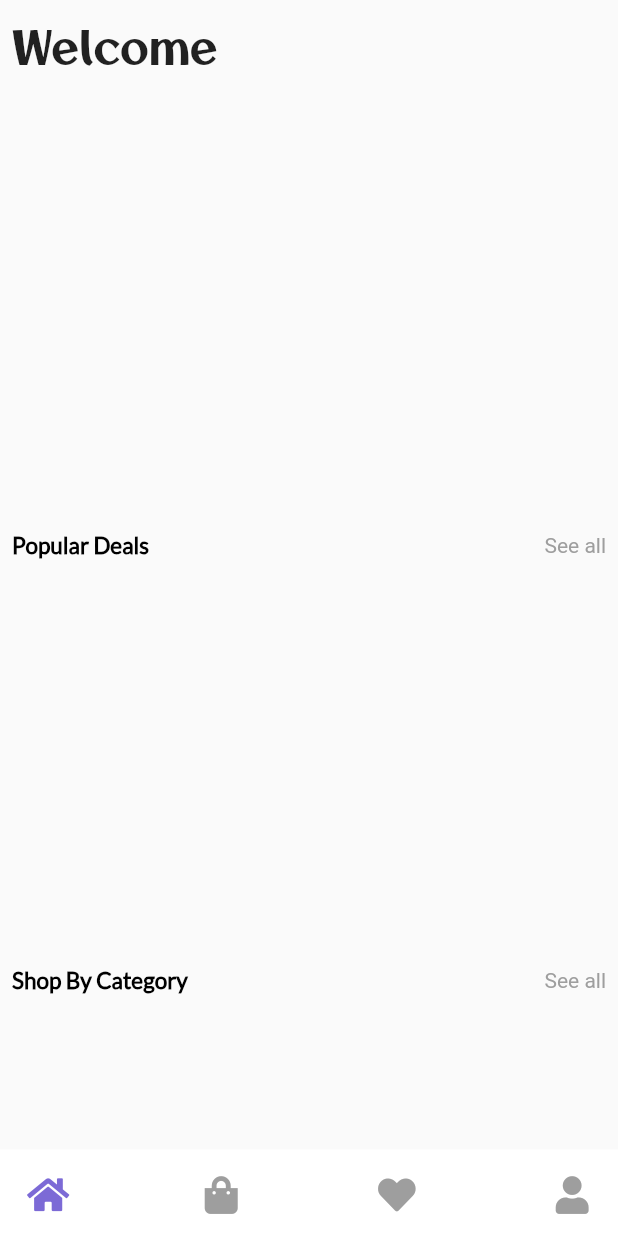
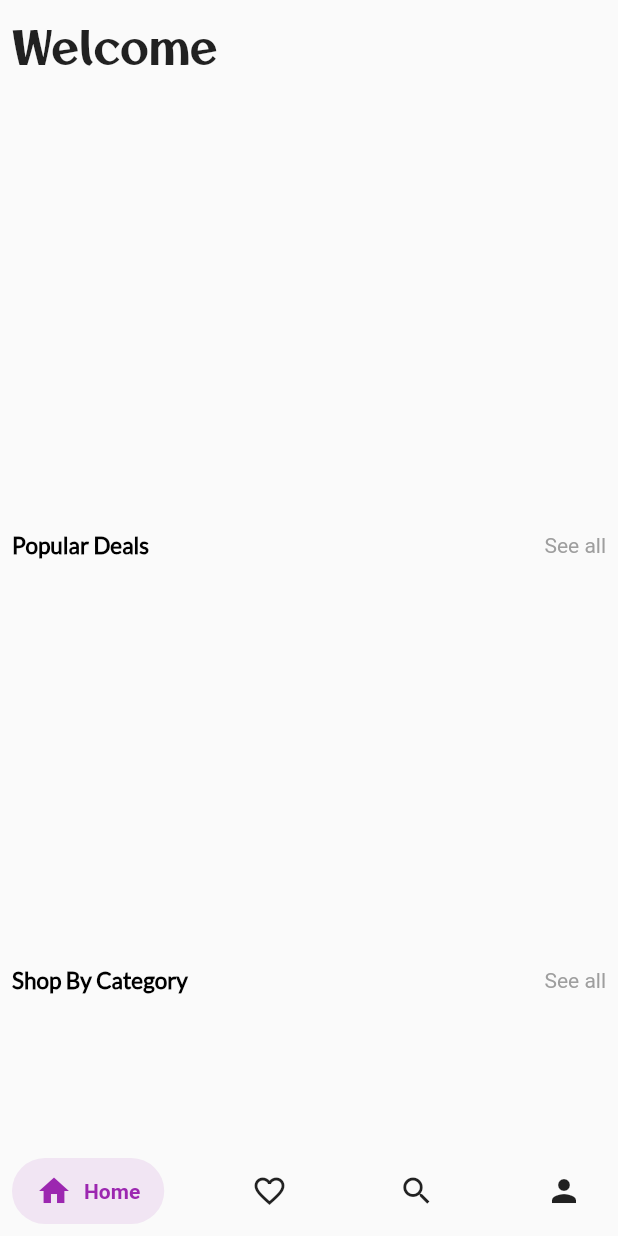
Before and after one commit to raghavguptaeng/kawaii, a Flutter app: the HomeScreen screen opened by its route, on a phone screen of 412 x 824 dp. Run offline on Flutter 3.47's test engine with Material 2 defaults, Android fonts, the phone set to English and light mode, and no system bars; drawn by our look-alikes of salomon_bottom_bar; our stand-ins replace cloud_firestore, firebase_auth, firebase_core, font_awesome_flutter, google_sign_in; missing offline and left inert: razorpay_flutter; accounts and stored records are empty; statements that could not run were skipped.

Commit message:
Bottom navigation bar upgraded

```diff
--- a/lib/Screens/HomeScreens/HomeScreen.dart
+++ b/lib/Screens/HomeScreens/HomeScreen.dart
@@ -5,6 +5,7 @@ import 'package:kawaii/Screens/HomeScreens/Favorites.dart';
 import 'package:kawaii/Screens/HomeScreens/Home.dart';
 import 'package:kawaii/Screens/HomeScreens/Profile.dart';
 import 'package:kawaii/constants.dart';
+import 'package:salomon_bottom_bar/salomon_bottom_bar.dart';
 
 import 'Cart.dart';
 
@@ -17,7 +18,7 @@ class HomeScreen extends StatefulWidget {
 }
 
 class _HomeScreenState extends State<HomeScreen> {
-  int navPos = 0;
+  int _currentIndex = 0;
   @override
   Widget build(BuildContext context) {
     return Scaffold(
@@ -25,7 +26,7 @@ class _HomeScreenState extends State<HomeScreen> {
         child: Stack(
           children: [
             IndexedStack(
-              index: navPos,
+              index: _currentIndex,
               children: [
                 Home(),
                 Cart(),
@@ -33,72 +34,77 @@ class _HomeScreenState extends State<HomeScreen> {
                 Profile()
               ],
             ),
-            Align(
-              alignment: Alignment.bottomCenter,
-              child: Container(
-                height: MediaQuery.of(context).size.height * 0.07,
-                color: Colors.white,
-                padding: const EdgeInsets.all(8.0),
-                child: Padding(
-                  padding: const EdgeInsets.all(10.0),
-                  child: Row(
-                    mainAxisAlignment: MainAxisAlignment.spaceBetween,
-                    children: [
-                      GestureDetector(
-                        onTap: (){
-                          setState(() {
-                            navPos = 0;
-                          });
-                        },
-                        child: Icon(
-                          FontAwesomeIcons.home,
-                          color: (navPos == 0) ? LoginColor : Colors.grey,
-                          size: 25,
-                        ),
-                      ),
-                      GestureDetector(
-                        onTap: (){
-                          setState(() {
-                            navPos = 1;
-                          });
-                        },
-                        child: Icon(
-                          FontAwesomeIcons.shoppingBag,
-                          color: (navPos == 1) ? LoginColor : Colors.grey,
-                          size: 25,
-                        ),
-                      ),
-                      GestureDetector(
-                        onTap: (){
-                          setState(() {
-                            navPos = 2;
-                          });
-                        },
-                        child: Icon(
-                          FontAwesomeIcons.solidHeart,
-                          color: (navPos == 2) ? LoginColor : Colors.grey,
-                          size: 25,
-                        ),
-                      ),
-                      GestureDetector(
-                        onTap: (){
-                          setState(() {
-                            navPos = 3;
-                          });
-                        },
-                        child: Icon(
-                          FontAwesomeIcons.solidUser,
-                          color: (navPos == 3) ? LoginColor : Colors.grey,
-                          size: 25,
-                        ),
-                      ),
-                    ],
-                  ),
-                ),
-              ),
-            ),
+            // Align(
+            //   alignment: Alignment.bottomCenter,
+            //   child: SalomonBottomBar(
+            //     currentIndex: _currentIndex,
+            //     onTap: (i) => setState(() => _currentIndex = i),
+            //     items: [
+            //       /// Home
+            //       SalomonBottomBarItem(
+            //         icon: Icon(Icons.home),
+            //         title: Text("Home"),
+            //         selectedColor: Colors.purple,
+            //       ),
+            //
+            //       /// Likes
+            //       SalomonBottomBarItem(
+            //         icon: Icon(Icons.favorite_border),
+            //         title: Text("Likes"),
+            //         selectedColor: Colors.pink,
+            //       ),
+            //
+            //       /// Search
+            //       SalomonBottomBarItem(
+            //         icon: Icon(Icons.search),
+            //         title: Text("Search"),
+            //         selectedColor: Colors.orange,
+            //       ),
+            //
+            //       /// Profile
+            //       SalomonBottomBarItem(
+            //         icon: Icon(Icons.person),
+            //         title: Text("Profile"),
+            //         selectedColor: Colors.teal,
+            //       ),
+            //     ],
+            //   ),
+            // ),
           ],
         ),
+      ),
+      bottomNavigationBar: SalomonBottomBar(
+        currentIndex: _currentIndex,
+        onTap: (i) => setState(() => _currentIndex = i),
+        items: [
+          /// Home
+          SalomonBottomBarItem(
+            icon: Icon(Icons.home),
+            title: Text("Home"),
+            selectedColor: Colors.purple,
+          ),
+
+          /// Likes
+          SalomonBottomBarItem(
+            icon: Icon(Icons.favorite_border),
+            title: Text("Likes"),
+            selectedColor: Colors.pink,
+          ),
+
+          /// Search
+          SalomonBottomBarItem(
+            icon: Icon(Icons.search),
+            title: Text("Search"),
+            selectedColor: Colors.orange,
+          ),
+
+          /// Profile
+          SalomonBottomBarItem(
+            icon: Icon(Icons.person),
+            title: Text("Profile"),
+            selectedColor: Colors.teal,
+          ),
+        ],
       ),
     );
   }
--- a/pubspec.yaml
+++ b/pubspec.yaml
@@ -36,6 +36,7 @@ dependencies:
   cloud_firestore: ^2.2.2
   razorpay_flutter: ^1.2.6
   google_sign_in: ^5.0.7
+  salomon_bottom_bar: ^3.1.0
 
 dev_dependencies:
   flutter_test:
```
Also changed, not shown: pubspec.lock.
